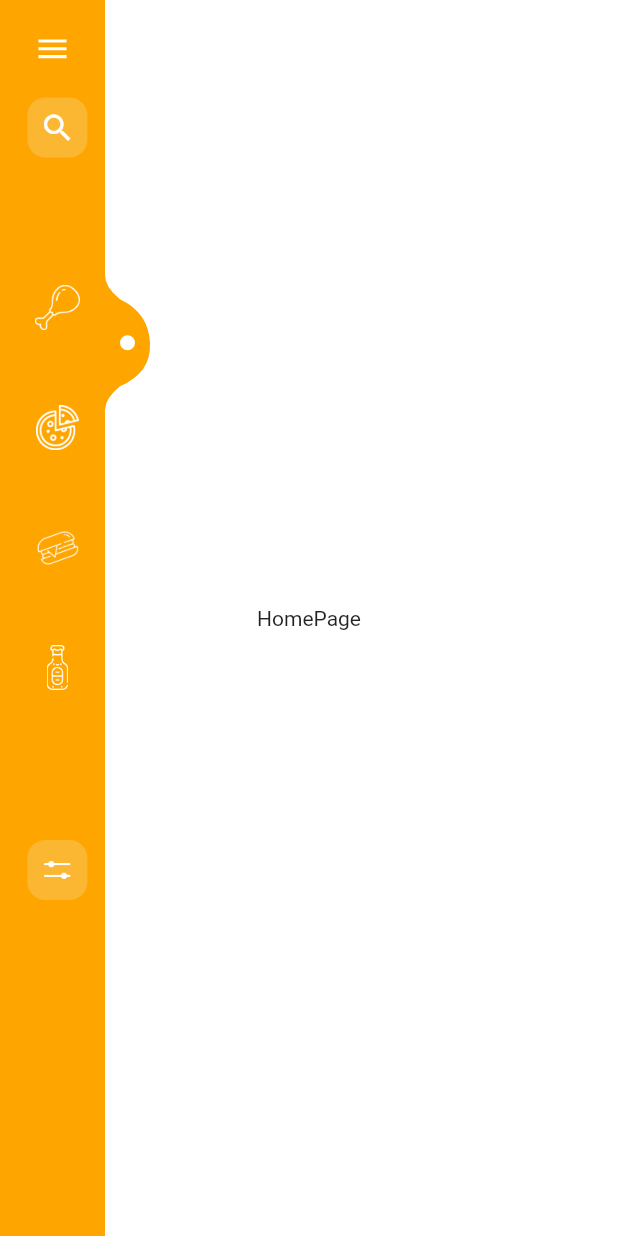
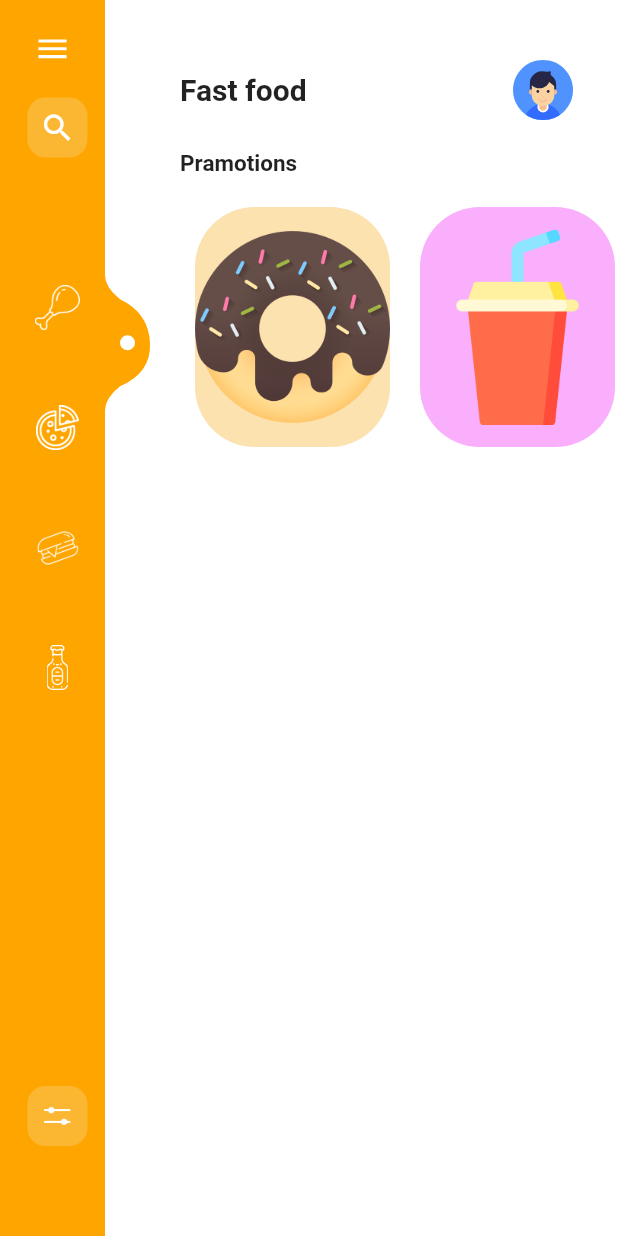
Before and after one commit to akashkamble6226/fastfood, a Flutter app: the screen it shows after launch, on a phone screen of 412 x 824 dp. Run offline on Flutter 3.47's test engine with Material 2 defaults, Android fonts, the phone set to English and light mode, and no system bars; our stand-ins replace flutter_svg, get, hexcolor, rxdart; missing offline and left inert: colorful_safe_area.

Commit message:
added state management and removed manuaallu calling setstate

```diff
--- /dev/null
+++ b/lib/models/pramotion_dummy_data.dart
@@ -0,0 +1,11 @@
+import '../models/pramotion_model.dart';
+
+var pramotionItemList = [
+
+  PramotionItmes(discount:-25 ,imgSrc:'assets/images/donut.png',backClr:'#F7B738'),
+  PramotionItmes(discount:-10 ,imgSrc:'assets/images/colddrink.png',backClr:'#F138F7' ),
+  PramotionItmes(discount:-35 ,imgSrc:'assets/images/cupcake.png',backClr:'#6AF738' ),
+
+
+
+];
--- /dev/null
+++ b/lib/models/pramotion_model.dart
@@ -0,0 +1,15 @@
+class PramotionItmes
+{
+  final String imgSrc;
+  final int discount;
+  final String backClr;
+
+  PramotionItmes({
+    required this.imgSrc,
+    required this.discount,
+    required this.backClr,
+
+  });
+
+
+}
--- a/lib/views/homepage.dart
+++ b/lib/views/homepage.dart
@@ -1,11 +1,80 @@
 import 'package:flutter/material.dart';
+import 'package:flutter_svg/flutter_svg.dart';
+import 'package:hexcolor/hexcolor.dart';
+import '../models/pramotion_dummy_data.dart';
 
 class HomePage extends StatelessWidget {
   @override
   Widget build(BuildContext context) {
-    return  Center(
-        child: Text('HomePage'),
+    // double devideWidth = MediaQuery.of(context).size.width;
+    // double fromLeft = 120;
+    return Padding(
+      padding: const EdgeInsets.only(left: 120),
+      child: Column(
+        mainAxisAlignment: MainAxisAlignment.start,
+        children: [
+          SizedBox(height: 40),
+          Row(
+              mainAxisSize: MainAxisSize.max,
+              mainAxisAlignment: MainAxisAlignment.spaceBetween,
+              children: [
+                Text(
+                  'Fast food',
+                  style: TextStyle(fontWeight: FontWeight.bold, fontSize: 20),
+                ),
+                Spacer(),
+                Container(
+                  width: 40,
+                  height: 40,
+                  decoration: BoxDecoration(shape: BoxShape.circle),
+                  child: SvgPicture.asset("assets/svg/avtar.svg",
+                      matchTextDirection: false),
+                ),
+                SizedBox(
+                  width: 30,
+                ),
+              ]),
+          SizedBox(
+            height: 20,
+          ),
+          Row(
+            children: [
+              Text(
+                'Pramotions',
+                style: TextStyle(fontWeight: FontWeight.bold, fontSize: 15),
+              ),
+            ],
+          ),
+          SizedBox(height:10),
+          Container(
+            height: 180,
 
+                      child:ListView.builder(
+                    scrollDirection: Axis.horizontal,
+                    itemCount: pramotionItemList.length,
+                    itemBuilder: (BuildContext ctx, int index) {
+                      return Padding(
+                        padding: const EdgeInsets.all(10),
+                        child: Container(
+                          width: 130,
+
+                          decoration: BoxDecoration(
+                              borderRadius: BorderRadius.circular(40),
+                              color: HexColor(pramotionItemList[index].backClr,).withOpacity(0.4),
+                          ),
+                          child:  Image.asset(pramotionItemList[index].imgSrc,fit: BoxFit.contain),
+
+                        ),
+                      );
+                    },
+
+                          ),
+          ),
+
+
+
+        ],
+      ),
     );
   }
 }
--- a/lib/views/sidebar.dart
+++ b/lib/views/sidebar.dart
@@ -69,8 +69,6 @@ class _SideBarState extends State<SideBar> with SingleTickerProviderStateMixin {
     double deviceHeight = MediaQuery.of(context).size.height;
     double devideWidth = MediaQuery.of(context).size.width;
 
-
-
     return Stack(
       children: [
         StreamBuilder<bool>(
@@ -86,17 +84,19 @@ class _SideBarState extends State<SideBar> with SingleTickerProviderStateMixin {
               left: isSideBarOpen ? 0 : 0,
               right: isSideBarOpen ? devideWidth / 2 : devideWidth - 100,
               child: GetBuilder<FastFoodItem>(
-                init:FastFoodItem(),
-                builder:(controller){
-                  return  Row(
+                init: FastFoodItem(),
+                builder: (controller) {
+                  return Row(
                     children: [
                       Expanded(
-                        child: Container(
+                        child: AnimatedContainer(
+                            duration: Duration(milliseconds: 100),
+                            curve: Curves.fastOutSlowIn,
                             width: devideWidth,
                             height: deviceHeight,
                             color: HexColor('#ffa500'),
                             child: Column(
-                              mainAxisSize: MainAxisSize.max,
+                              // mainAxisSize: MainAxisSize.max,
                               children: [
                                 // menu search
                                 GestureDetector(
@@ -135,7 +135,9 @@ class _SideBarState extends State<SideBar> with SingleTickerProviderStateMixin {
                                   onTap: () {
                                     controller.changeItem(2);
                                   },
-                                  child: fastFoodItem(isSideBarOpen, "Hamburger",
+                                  child: fastFoodItem(
+                                      isSideBarOpen,
+                                      "Hamburger",
                                       'assets/images/hamburguer.png'),
                                 ),
                                 // beer tab
@@ -147,7 +149,9 @@ class _SideBarState extends State<SideBar> with SingleTickerProviderStateMixin {
                                       'assets/images/beer.png'),
                                 ),
                                 // filter tab
+                                Spacer(),
                                 filterWidget(isSideBarOpen),
+                                SizedBox(height: 60,),
                               ],
                             )),
                       ),
@@ -164,14 +168,7 @@ class _SideBarState extends State<SideBar> with SingleTickerProviderStateMixin {
                               decoration: BoxDecoration(
                                 color: HexColor('#ffa500'),
                               ),
-                              child:
-                                  // AnimatedIcon(
-                                  //   progress: animationController.view,
-                                  //   icon: AnimatedIcons.menu_close,
-                                  //   color: Colors.white,
-                                  //   size: 25,
-                                  // ),
-                                  Container(
+                              child: Container(
                                 width: 10,
                                 height: 10,
                                 decoration: BoxDecoration(
@@ -185,10 +182,8 @@ class _SideBarState extends State<SideBar> with SingleTickerProviderStateMixin {
                       )
                     ],
                   );
-                } ,
-
+                },
               ),
-
             );
           },
         ),
--- a/lib/widgets/filter_widget.dart
+++ b/lib/widgets/filter_widget.dart
@@ -2,21 +2,13 @@ import 'package:flutter/material.dart';
 import 'package:hexcolor/hexcolor.dart';
 
 Widget filterWidget(bool isSideBarOpen) {
-  return Column(
-    crossAxisAlignment: CrossAxisAlignment.start,
-    children: [
-      SizedBox(
-        height: 100,
-      ),
-      Row(
+  return Row(
     mainAxisAlignment:
         isSideBarOpen ? MainAxisAlignment.start : MainAxisAlignment.center,
     children: [
-
       SizedBox(
         width: 10,
       ),
-
       Container(
         child: Container(
           width: 40,
@@ -54,9 +46,6 @@ Widget filterWidget(bool isSideBarOpen) {
                     )
                   : Text(' '))
           : Text(' '),
-
-        ],
-      ),
     ],
   );
 }
--- a/pubspec.yaml
+++ b/pubspec.yaml
@@ -28,6 +28,7 @@ dependencies:
   font_awesome_flutter: ^9.0.0
   rxdart: ^0.27.1
   get: ^4.1.4
+  flutter_svg: ^0.22.0
 
 
   # The following adds the Cupertino Icons font to your application.
@@ -52,6 +53,7 @@ flutter:
   # To add assets to your application, add an assets section, like this:
   assets:
     - assets/images/
+    - assets/svg/
     # - images/a_dot_ham.jpeg
 
   # An image asset can refer to one or more resolution-specific "variants", see
```
Also changed, not shown: assets/images/colddrink.png (added), assets/images/cupcake.png (added), assets/images/donut.png (added), assets/svg/avatar2.svg (added), assets/svg/avtar.svg (added), pubspec.lock. Lines whose indentation alone changed are shown as unchanged.
